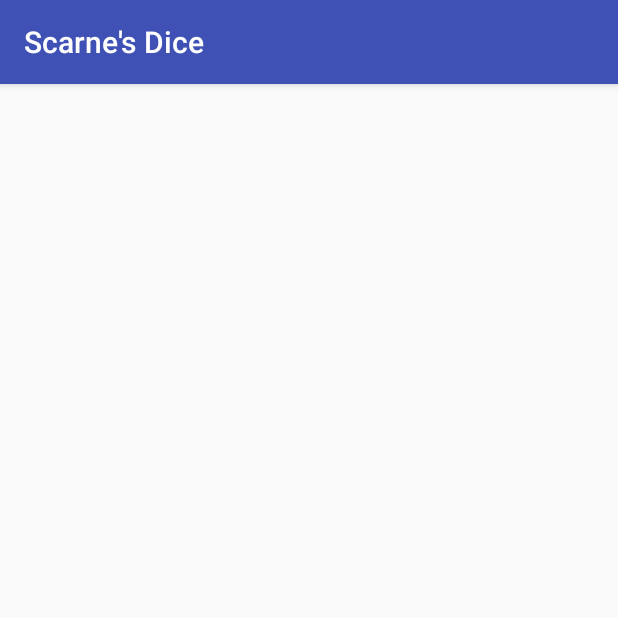
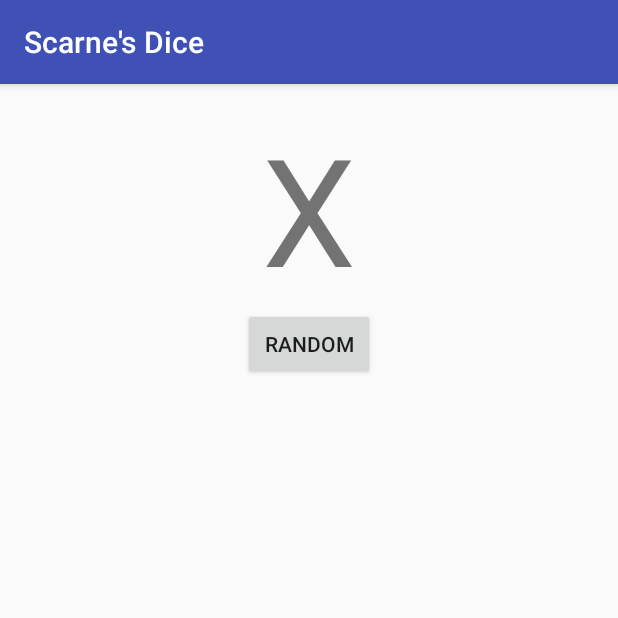
Before and after one commit to jacoblubecki/ScarnesDice, an Android app: the screen it shows after launch (MainActivity), on a phone screen of 412 x 824 dp, the top half of it. Run offline under Robolectric (Android 15) with nearby library versions, the phone set to English and light mode, and no system bars.

Commit message:
Finish lesson 1.

```diff
--- a/app/src/main/java/com/ahn/scarnesdice/MainActivity.java
+++ b/app/src/main/java/com/ahn/scarnesdice/MainActivity.java
@@ -2,16 +2,30 @@ package com.ahn.scarnesdice;
 
 import android.os.Bundle;
 import android.support.v7.app.AppCompatActivity;
+import android.view.View;
+import android.widget.Button;
+import android.widget.TextView;
 
 public class MainActivity extends AppCompatActivity {
 
     // UI Elements
+    TextView text;
+    Button button;
+
 
     @Override
     protected void onCreate(Bundle savedInstanceState) {
         super.onCreate(savedInstanceState);
         setContentView(R.layout.activity_main);
 
+        text = (TextView) findViewById(R.id.text);
+        button = (Button) findViewById(R.id.button);
+    }
 
+    public void roll(View view) {
+        int rolledNumber = (int) (Math.random() * 6) + 1;
+
+        text.setText(String.valueOf(rolledNumber));
+        // text.setText(rolledNumber + "");
     }
 }
--- a/app/src/main/res/layout/activity_main.xml
+++ b/app/src/main/res/layout/activity_main.xml
@@ -3,13 +3,26 @@
     xmlns:tools="http://schemas.android.com/tools"
     android:layout_width="match_parent"
     android:layout_height="match_parent"
-    android:paddingBottom="@dimen/activity_vertical_margin"
-    android:paddingLeft="@dimen/activity_horizontal_margin"
-    android:paddingRight="@dimen/activity_horizontal_margin"
-    android:paddingTop="@dimen/activity_vertical_margin"
+    android:padding="@dimen/activity_horizontal_margin"
     tools:context="com.ahn.scarnesdice.MainActivity">
 
     <!-- TV + Btn -->
 
 
+    <TextView
+        android:id="@+id/text"
+        android:layout_width="wrap_content"
+        android:layout_height="wrap_content"
+        android:layout_centerHorizontal="true"
+        android:text="X"
+        android:textSize="100sp" />
+
+    <Button
+        android:id="@+id/button"
+        android:layout_width="wrap_content"
+        android:layout_height="wrap_content"
+        android:layout_below="@id/text"
+        android:layout_centerHorizontal="true"
+        android:text="Random"
+        android:onClick="roll"/>
 </RelativeLayout>
```
